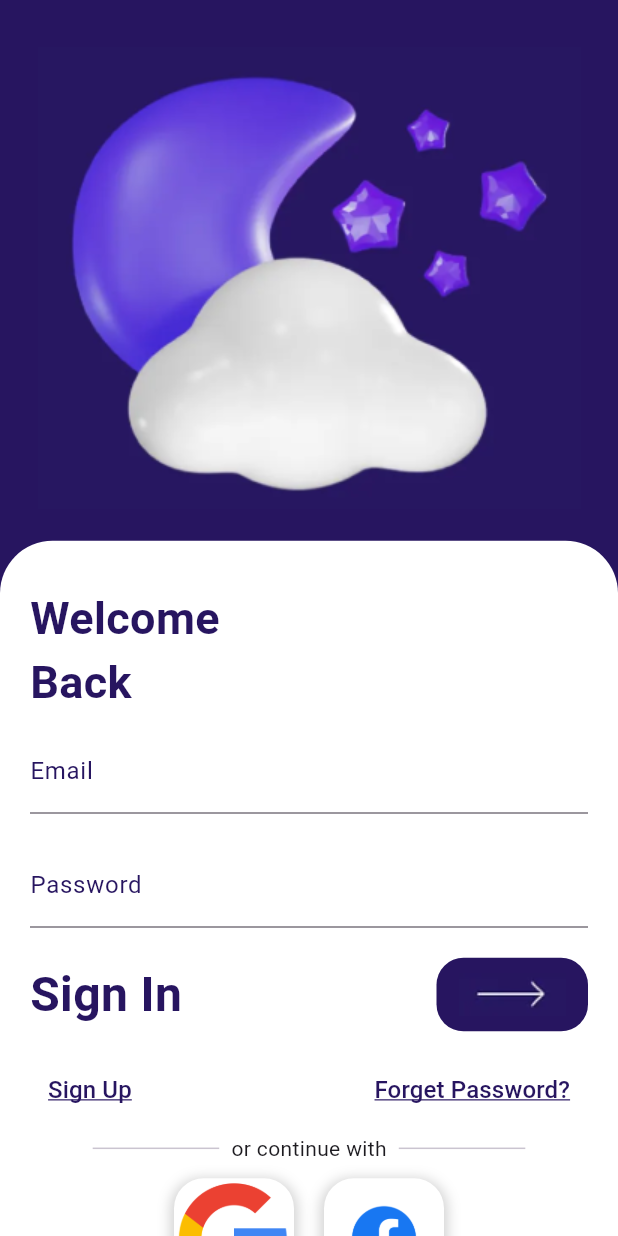
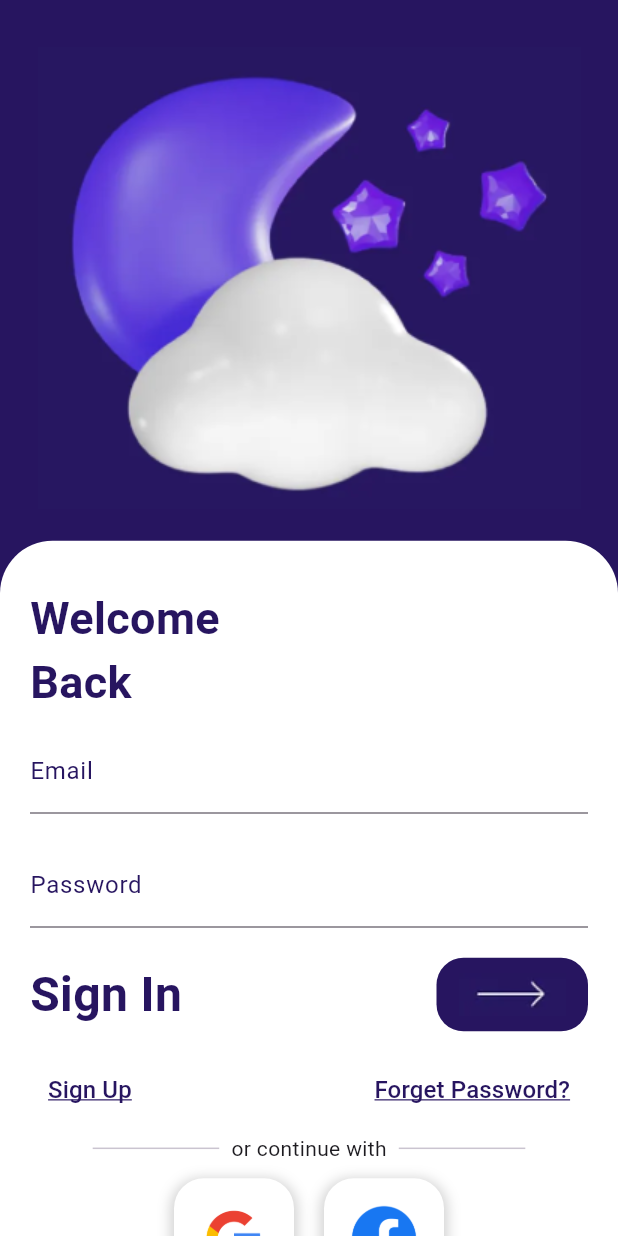
Before and after one commit to o-Proteus-o/MoodCast, a Flutter app: the LoginView screen opened directly, on a phone screen of 412 x 824 dp. Run offline on Flutter 3.47's test engine with Material 3 defaults, Android fonts, the phone set to English and light mode, and no system bars; our stand-ins replace get.

Commit message:
change the size of the image

```diff
--- a/lib/Features/Auth/Presentation/View/login/widgets/alternative_signs.dart
+++ b/lib/Features/Auth/Presentation/View/login/widgets/alternative_signs.dart
@@ -12,6 +12,7 @@ class AltenativeSigns extends StatelessWidget {
         children: [
           GestureDetector(
             child: Container(
+              padding: const EdgeInsets.all(20),
               decoration: BoxDecoration(
                 color: Colors.white,
                 borderRadius: BorderRadius.circular(20),
@@ -26,8 +27,8 @@ class AltenativeSigns extends StatelessWidget {
               ),
               child: Image.asset(
                 "assets/images/google logo.png",
-                width: 80,
-                height: 80,
+                width: 40,
+                height: 40,
               ),
             ),
           ),
```
